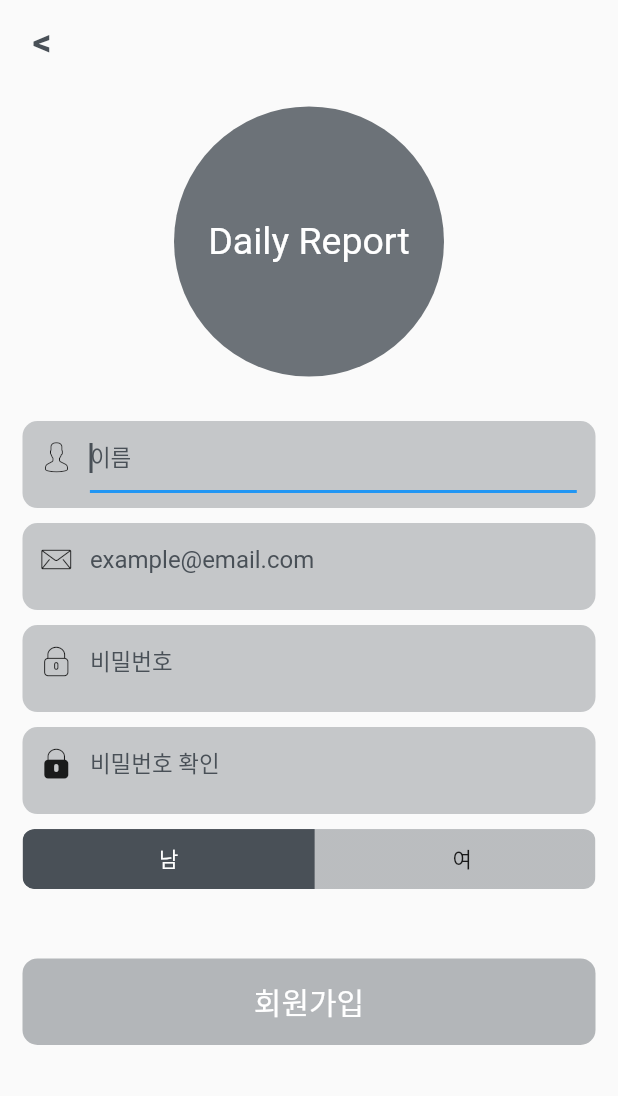
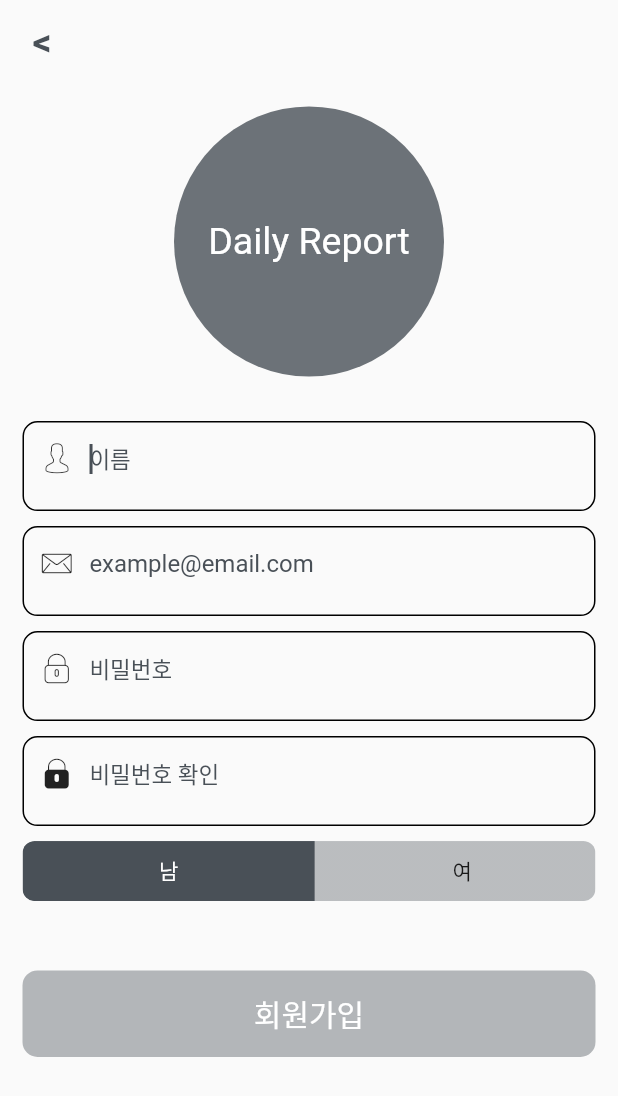
Before and after one commit to MMMIIIN/daily_report, a Flutter app: the screen it shows after launch, after a tap on "빠른 회원가입", on a phone screen of 412 x 824 dp. Shown: the top 1096 px of the screen. Run offline on Flutter 3.47's test engine with Material 2 defaults, Android fonts, the phone set to English and light mode, and no system bars; drawn by our look-alikes of toggle_switch; our stand-ins replace cloud_firestore, firebase_auth, firebase_core, fl_chart, get, get_storage and 1 more; missing offline and left inert: time_range_picker; accounts and stored records are empty; Roboto replaces fonts that are missing (Hyemin).

Commit message:
textfield 변경

```diff
--- a/lib/src/pages/login/login_page.dart
+++ b/lib/src/pages/login/login_page.dart
@@ -67,7 +67,7 @@ class LoginPage extends StatelessWidget {
       child: Container(
         padding: EdgeInsets.fromLTRB(5, 0, 5, 10),
         decoration: BoxDecoration(
-          color: primaryColor.withOpacity(0.3),
+          border: Border.all(),
           borderRadius: BorderRadius.circular(10),
         ),
         child: Row(
@@ -84,16 +84,12 @@ class LoginPage extends StatelessWidget {
                   _loginController.setCheckEmail();
                 },
                 textInputAction: TextInputAction.next,
-                // autofocus: true,
                 onSubmitted: (_) =>
                     FocusScope.of(context).requestFocus(passwordFocus),
                 obscureText: false,
                 cursorColor: primaryColor,
                 controller: _loginController.emailController.value,
                 decoration: InputDecoration(
-                  errorText: _loginController.checkEmail.value
-                      ? null
-                      : '이메일 형식이 아닙니다.',
                   hintText: 'example@email.com',
                   hintStyle: TextStyle(
                     color: primaryColor,
@@ -103,6 +99,9 @@ class LoginPage extends StatelessWidget {
                   enabledBorder: UnderlineInputBorder(
                     borderSide: BorderSide(color: Colors.transparent),
                   ),
+                  focusedBorder: UnderlineInputBorder(
+                    borderSide: BorderSide(color: Colors.transparent)
+                  )
                 ),
               ),
             ),
@@ -118,7 +117,7 @@ class LoginPage extends StatelessWidget {
       child: Container(
         padding: EdgeInsets.fromLTRB(5, 0, 5, 10),
         decoration: BoxDecoration(
-          color: primaryColor.withOpacity(0.3),
+          border: Border.all(),
           borderRadius: BorderRadius.circular(10),
         ),
         child: Row(
@@ -139,9 +138,6 @@ class LoginPage extends StatelessWidget {
                 cursorColor: primaryColor,
                 controller: _loginController.passwordController.value,
                 decoration: InputDecoration(
-                  errorText: _loginController.checkPassword.value
-                      ? null
-                      : '패스워드가 너무 짧습니다.',
                   hintText: '비밀번호',
                   hintStyle: TextStyle(
                     color: primaryColor,
@@ -151,6 +147,9 @@ class LoginPage extends StatelessWidget {
                   enabledBorder: UnderlineInputBorder(
                     borderSide: BorderSide(color: Colors.transparent),
                   ),
+                  focusedBorder: UnderlineInputBorder(
+                    borderSide: BorderSide(color: Colors.transparent)
+                  )
                 ),
               ),
             ),
@@ -216,7 +215,6 @@ class LoginPage extends StatelessWidget {
                             ),
                             Text(
                               '해당 이메일로 비밀번호 재설정 메일이 발송됩니다.',
-                              // textAlign: TextAlign.center,
                               style: TextStyle(
                                 fontSize: 15,
                                 color: primaryColor.withOpacity(0.5),
--- a/lib/src/pages/signup/signup_page.dart
+++ b/lib/src/pages/signup/signup_page.dart
@@ -90,7 +90,7 @@ class SignUpPage extends StatelessWidget {
       child: Container(
         padding: EdgeInsets.fromLTRB(5, 0, 5, 10),
         decoration: BoxDecoration(
-            color: primaryColor.withOpacity(0.3),
+          border: Border.all(),
             borderRadius: BorderRadius.circular(10)),
         child: Row(
           mainAxisAlignment: MainAxisAlignment.spaceEvenly,
@@ -127,6 +127,9 @@ class SignUpPage extends StatelessWidget {
                   enabledBorder: UnderlineInputBorder(
                     borderSide: BorderSide(color: Colors.transparent),
                   ),
+                  focusedBorder: UnderlineInputBorder(
+                    borderSide: BorderSide(color: Colors.transparent),
+                  ),
                 ),
               ),
             ),
@@ -142,7 +145,7 @@ class SignUpPage extends StatelessWidget {
       child: Container(
         padding: EdgeInsets.fromLTRB(5, 0, 5, 10),
         decoration: BoxDecoration(
-          color: primaryColor.withOpacity(0.3),
+          border: Border.all(),
           borderRadius: BorderRadius.circular(10),
         ),
         child: Row(
@@ -181,6 +184,9 @@ class SignUpPage extends StatelessWidget {
                   enabledBorder: UnderlineInputBorder(
                     borderSide: BorderSide(color: Colors.transparent),
                   ),
+                  focusedBorder: UnderlineInputBorder(
+                    borderSide: BorderSide(color: Colors.transparent),
+                  ),
                 ),
               ),
             ),
@@ -196,7 +202,7 @@ class SignUpPage extends StatelessWidget {
       child: Container(
         padding: EdgeInsets.fromLTRB(5, 0, 5, 10),
         decoration: BoxDecoration(
-          color: primaryColor.withOpacity(0.3),
+          border: Border.all(),
           borderRadius: BorderRadius.circular(10),
         ),
         child: Row(
@@ -235,6 +241,9 @@ class SignUpPage extends StatelessWidget {
                   enabledBorder: UnderlineInputBorder(
                     borderSide: BorderSide(color: Colors.transparent),
                   ),
+                  focusedBorder: UnderlineInputBorder(
+                    borderSide: BorderSide(color: Colors.transparent),
+                  ),
                 ),
               ),
             ),
@@ -250,7 +259,7 @@ class SignUpPage extends StatelessWidget {
       child: Container(
         padding: EdgeInsets.fromLTRB(5, 0, 5, 10),
         decoration: BoxDecoration(
-          color: primaryColor.withOpacity(0.3),
+          border: Border.all(),
           borderRadius: BorderRadius.circular(10),
         ),
         child: Row(
@@ -285,6 +294,9 @@ class SignUpPage extends StatelessWidget {
                       ? null
                       : '비밀번호가 일치하지 않습니다.',
                   enabledBorder: UnderlineInputBorder(
+                    borderSide: BorderSide(color: Colors.transparent),
+                  ),
+                  focusedBorder: UnderlineInputBorder(
                     borderSide: BorderSide(color: Colors.transparent),
                   ),
                 ),
```
Also changed, not shown: lib/src/pages/list/add_todo.dart (+23 -13 lines), lib/src/pages/list/controller/list_controller.dart (+22 -0 lines), lib/src/pages/list/list_page.dart (+3 -26 lines).
